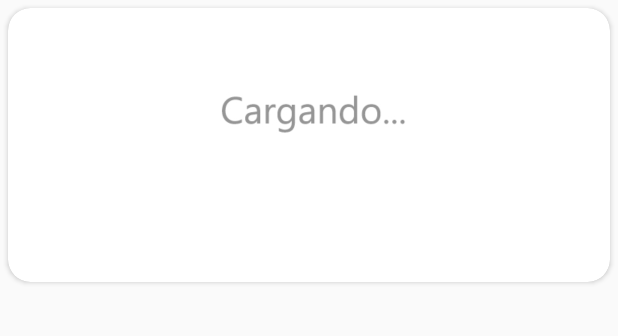
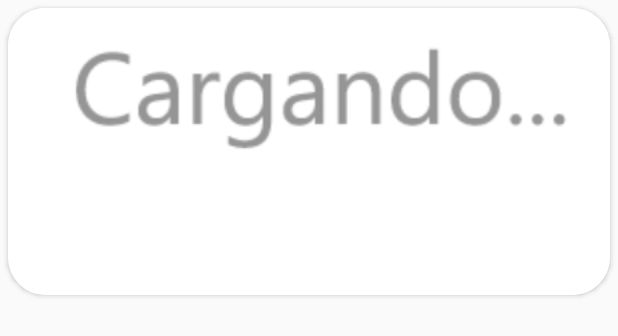
Before and after one commit to andsanav/Kuali, an Android app: the layout category_card.xml on its own in the app's theme, with its tools: preview values and no code run, on a phone screen of 412 x 824 dp. Shown: the top 336 px of the screen. Run offline under Robolectric (Android 15) with nearby library versions, the phone set to English and light mode, and no system bars.

Commit message:
Ajustes CardView Categorias

```diff
--- a/app/src/main/java/mx/itesm/kuali/kuali/RecyclerAdapterCat.java
+++ b/app/src/main/java/mx/itesm/kuali/kuali/RecyclerAdapterCat.java
@@ -4,6 +4,7 @@ import android.content.Context;
 import android.content.Intent;
 import android.graphics.Bitmap;
 import android.support.annotation.NonNull;
+import android.support.v4.content.ContextCompat;
 import android.support.v7.widget.RecyclerView;
 import android.util.Log;
 import android.view.LayoutInflater;
--- a/app/src/main/res/layout/category_card.xml
+++ b/app/src/main/res/layout/category_card.xml
@@ -1,30 +1,32 @@
 <?xml version="1.0" encoding="utf-8"?>
 <LinearLayout xmlns:android="http://schemas.android.com/apk/res/android"
     xmlns:card_view="http://schemas.android.com/apk/res-auto"
+    xmlns:tools="http://schemas.android.com/tools"
     android:layout_width="match_parent"
     android:layout_height="wrap_content">
 
     <android.support.v7.widget.CardView
         android:id="@+id/card_view"
         android:layout_width="match_parent"
-        android:layout_height="match_parent"
+        android:layout_height="191dp"
         android:layout_gravity="center"
         android:layout_margin="@dimen/card_margin"
+        android:background="@color/cardview_light_background"
         android:elevation="3dp"
         card_view:cardCornerRadius="@dimen/card_cat_radius">
 
         <LinearLayout
             android:layout_width="match_parent"
             android:layout_height="match_parent"
+            android:background="@color/cardview_light_background"
             android:orientation="vertical">
 
             <ImageView
                 android:id="@+id/thumbnail"
                 android:layout_width="match_parent"
-                android:layout_height="150dp"
-                android:background="?attr/selectableItemBackgroundBorderless"
+                android:layout_height="144dp"
                 android:clickable="true"
-                android:scaleType="fitCenter"
+                android:scaleType="centerCrop"
                 card_view:srcCompat="@drawable/cargando" />
 
             <TextView
@@ -35,8 +37,10 @@
                 android:paddingBottom="5dp"
                 android:paddingLeft="@dimen/nom_producto_padding"
                 android:paddingRight="@dimen/nom_producto_padding"
-                android:paddingTop="5dp"
-                android:textAppearance="@android:style/TextAppearance.Material.Menu" />
+                android:paddingTop="10dp"
+                android:textAppearance="@android:style/TextAppearance.Material.Menu"
+                android:textColor="@color/colorprincipal"
+                android:textSize="18sp" />
 
 
         </LinearLayout>
--- a/app/src/main/res/values/colors.xml
+++ b/app/src/main/res/values/colors.xml
@@ -7,4 +7,6 @@
     <color name="colorprincipal">#2a2a4e</color>
     <color name="naranjakuali">#ff8226</color>
     <color name="rosakuali">#fa1f6f</color>
+    <color name="marinokuali">#114eab</color>
+    <color name="celestekuali">#00a5bb</color>
 </resources>
--- a/app/src/main/res/values/dimens.xml
+++ b/app/src/main/res/values/dimens.xml
@@ -13,7 +13,7 @@
     <dimen name="backdrop_subtitle">18dp</dimen>
     <dimen name="card_margin">5dp</dimen>
     <dimen name="card_album_radius">0dp</dimen>
-    <dimen name="card_cat_radius">15dp</dimen>
+    <dimen name="card_cat_radius">25dp</dimen>
     <dimen name="thumbnail_height">140dp</dimen>
     <dimen name="nom_producto_padding">10dp</dimen>
     <dimen name="nom_producto">15dp</dimen>
```
